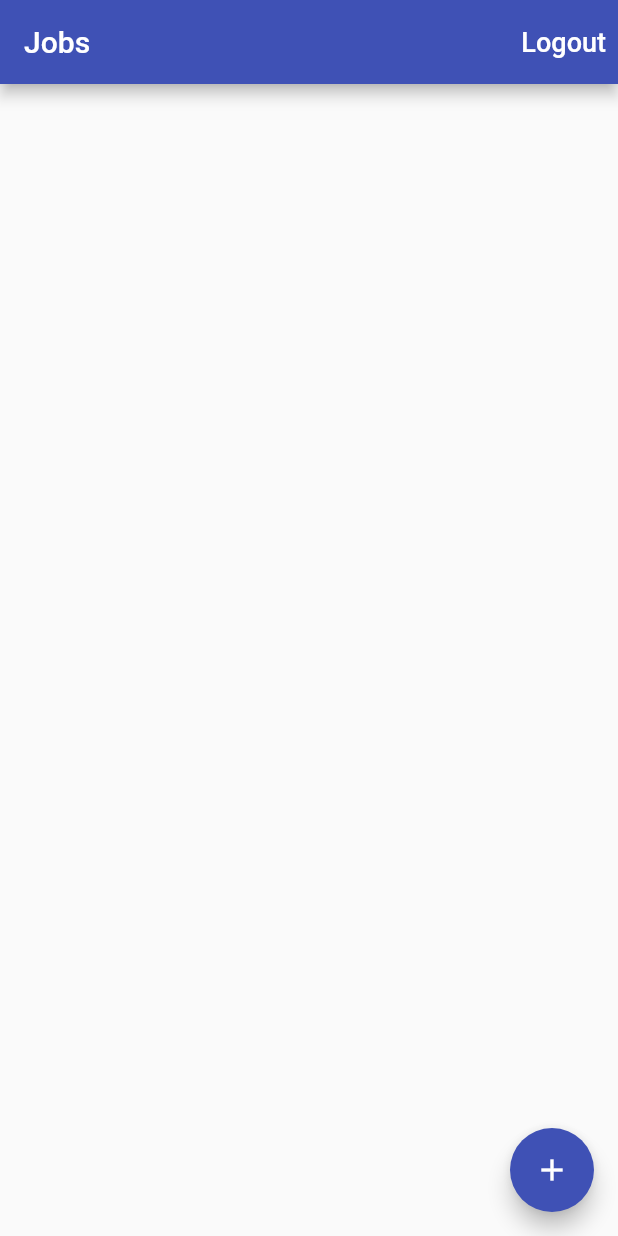
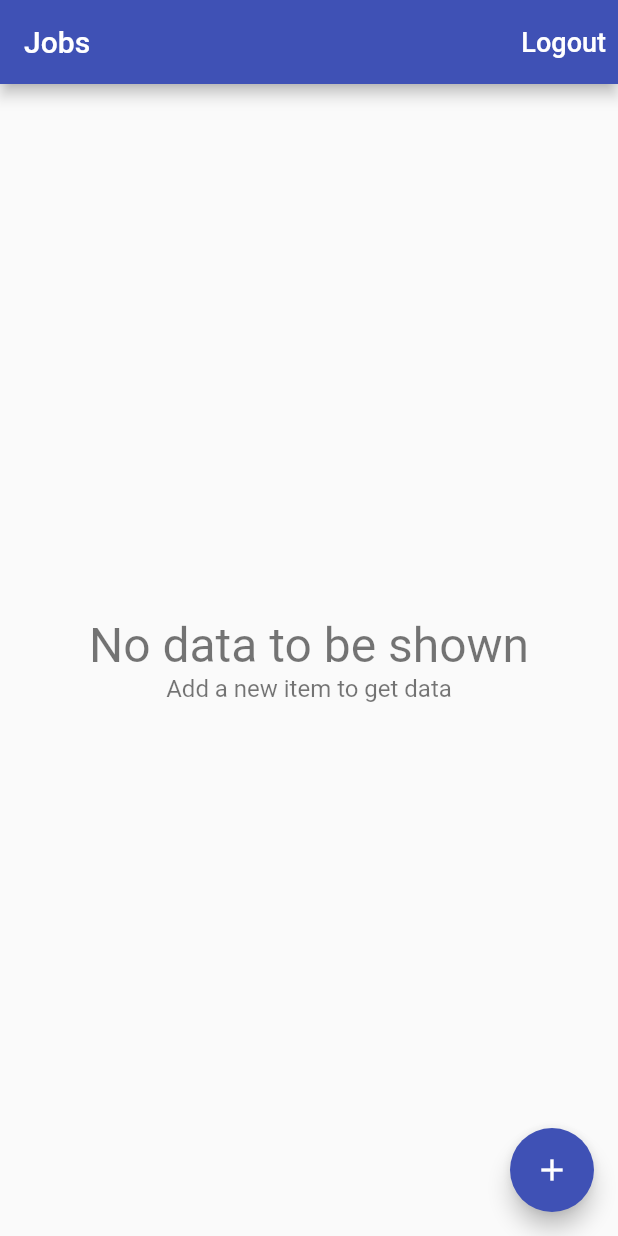
Before and after one commit to lhdmulder/time_tracker_flutter_course2, a Flutter app: the screen it shows once a user with an empty profile is signed in, on a phone screen of 412 x 824 dp. Run offline on Flutter 3.47's test engine with Material 2 defaults, Android fonts, the phone set to English and light mode, and no system bars; our stand-ins replace cloud_firestore, firebase_auth, firebase_core, google_sign_in; missing offline and left inert: flutter_login_facebook; accounts and stored records are empty.

```diff
--- /dev/null
+++ b/lib/app/jobs/empty_content.dart
@@ -0,0 +1,29 @@
+import 'package:flutter/material.dart';
+
+class EmptyContent extends StatelessWidget {
+  const EmptyContent(
+      {Key key, this.title = 'No data to be shown', this.message = 'Add a new item to get data'})
+      : super(key: key);
+
+  final String title;
+  final String message;
+
+  @override
+  Widget build(BuildContext context) {
+    return Center(
+      child: Column(
+        mainAxisAlignment: MainAxisAlignment.center,
+        children: <Widget>[
+          Text(
+            title,
+            style : TextStyle(fontSize: 32, color: Colors.black54),
+          ),
+          Text(
+            message,
+            style : TextStyle(fontSize: 16, color: Colors.black54),
+          ),
+        ],
+      ),
+    );
+  }
+}
--- a/lib/app/jobs/jobs_page.dart
+++ b/lib/app/jobs/jobs_page.dart
@@ -1,10 +1,9 @@
-import 'package:cloud_firestore/cloud_firestore.dart';
 import 'package:flutter/material.dart';
 import 'package:provider/provider.dart';
 import 'package:time_tracker_flutter_course2/app/jobs/edit_job_page.dart';
 import 'package:time_tracker_flutter_course2/app/jobs/job_list_tile.dart';
+import 'package:time_tracker_flutter_course2/app/jobs/list_items_builder.dart';
 import 'package:time_tracker_flutter_course2/common_widgets/show_alert_dialog.dart';
-import 'package:time_tracker_flutter_course2/common_widgets/show_exception_alert_dialog.dart';
 import 'package:time_tracker_flutter_course2/services/auth.dart';
 import 'package:time_tracker_flutter_course2/services/database.dart';
 
@@ -63,26 +62,15 @@ class JobsPage extends StatelessWidget {
     return StreamBuilder<List<Job>>(
       stream: database.jobsStream(),
       builder: (context, snapshot) {
-        if (snapshot.hasData) {
-          final jobs = snapshot.data;
-          final children = jobs
-              .map((job) => JobListTile(
-                    job: job,
-                    onTap: () => EditJobPage.show(
-                      context,
-                      job: job,
-                    ),
-                  ))
-              .toList();
-          return ListView(children: children);
-        }
-        if (snapshot.hasError) {
-          return Center(
-            child: Text('Some error occurred'),
-          );
-        }
-        return Center(
-          child: CircularProgressIndicator(),
+        return ListItemsBuilder<Job>(
+          snapshot: snapshot,
+          itemBuilder: (context, job) => JobListTile(
+            job: job,
+            onTap: () => EditJobPage.show(
+              context,
+              job: job,
+            ),
+          ),
         );
       },
     );
--- /dev/null
+++ b/lib/app/jobs/list_items_builder.dart
@@ -0,0 +1,40 @@
+import 'package:flutter/material.dart';
+import 'package:time_tracker_flutter_course2/app/jobs/empty_content.dart';
+
+typedef ItemWidgetBuilder<T> = Widget Function(BuildContext context, T item);
+
+class ListItemsBuilder<T> extends StatelessWidget {
+  const ListItemsBuilder({Key key, @required this.snapshot, @required this.itemBuilder})
+      : super(key: key);
+
+  final AsyncSnapshot<List<T>> snapshot;
+  final ItemWidgetBuilder<T> itemBuilder;
+
+  @override
+  Widget build(BuildContext context) {
+    if (snapshot.hasData) {
+      final List<T> items = snapshot.data;
+      if (items.isNotEmpty) {
+        return _buildList(items);
+      } else {
+        return EmptyContent();
+      }
+    } else if (snapshot.hasError) {
+      return EmptyContent(
+        title: 'Something went wrong',
+        message: 'Cannot load items right now',
+      );
+    }
+    return Center(
+      child: CircularProgressIndicator(),
+    );
+  }
+
+  Widget _buildList(List<T> items) {
+    return ListView.separated(
+      itemCount: items.length,
+      separatorBuilder: (context,index) => Divider(height: 0.5) ,
+      itemBuilder: (context, index) => itemBuilder(context, items[index]),
+    );
+  }
+}
--- a/pubspec.yaml
+++ b/pubspec.yaml
@@ -18,7 +18,7 @@ publish_to: 'none' # Remove this line if you wish to publish to pub.dev
 version: 2.0.0+1
 
 environment:
-  sdk: ">=2.10.0 <3.0.0"
+  sdk: ">=2.9.0 <3.0.0"
 
 dependencies:
   flutter:
```
Also changed, not shown: lib/services/database.dart (+5 -5 lines), lib/services/firestore_service.dart (+12 -2 lines).
